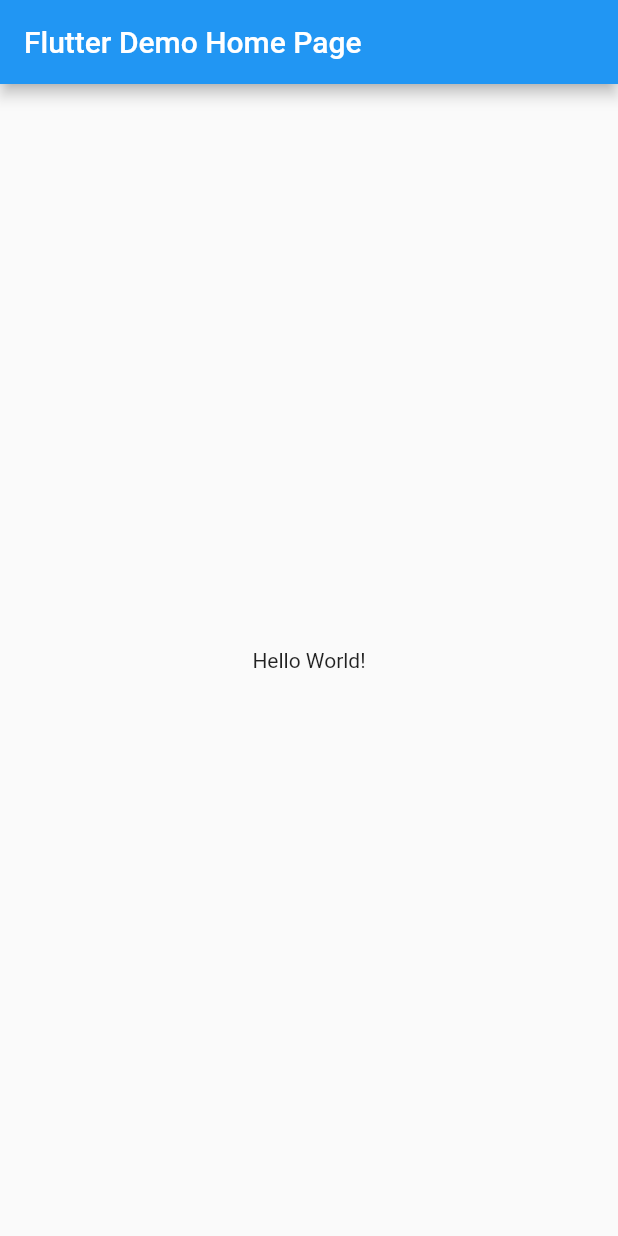
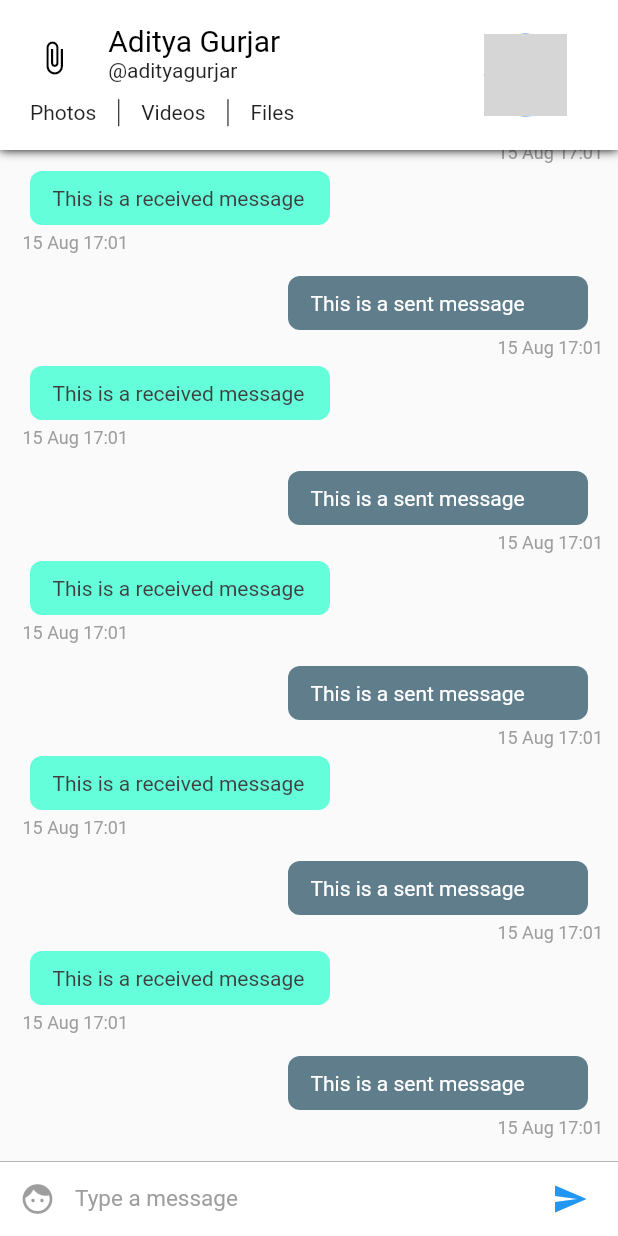
Before and after one commit to idon14/Messio, a Flutter app: the screen it shows after launch, on a phone screen of 412 x 824 dp. Run offline on Flutter 3.47's test engine with Material 2 defaults, Android fonts, the phone set to English and light mode, and no system bars; grey boxes are pictures that could not be loaded.

Commit message:
Completed conversation screen UI

```diff
--- /dev/null
+++ b/lib/config/Assets.dart
@@ -0,0 +1,3 @@
+class Assets{
+  static String user = 'assets/user.png';
+}
--- /dev/null
+++ b/lib/config/Palette.dart
@@ -0,0 +1,15 @@
+import 'package:flutter/material.dart';
+
+// Color palette for the app
+class Palette{
+  static Color primaryColor = Colors.blue;
+  static Color secondaryColor = Colors.black;
+  static Color primaryTextColor = Colors.black;
+  static Color secondaryTextColor = Colors.black87;
+  static Color primaryBackgroundColor = Colors.white;
+  static Color selfMessageBackgroundColor = Colors.blueGrey;
+  static Color otherMessageBackgroundColor = Colors.tealAccent;
+  static Color selfMessageColor = Colors.white;
+  static Color otherMessageColor = Color(0xff3f3f3f);
+  static Color greyColor = Colors.grey;
+}
--- a/lib/main.dart
+++ b/lib/main.dart
@@ -1,10 +1,11 @@
 import 'package:flutter/material.dart';
+import 'package:messio/pages/ConversationPageList.dart';
 
 void main() {
-  runApp(MyApp());
+  runApp(Messio());
 }
 
-class MyApp extends StatelessWidget {
+class Messio extends StatelessWidget {
   @override
   Widget build(BuildContext context) {
     return MaterialApp(
@@ -13,30 +14,7 @@ class MyApp extends StatelessWidget {
         primarySwatch: Colors.blue,
         visualDensity: VisualDensity.adaptivePlatformDensity,
       ),
-      home: MyHomePage(title: 'Flutter Demo Home Page'),
+      home: ConversationPageList(),
     );
   }
 }
-
-class MyHomePage extends StatefulWidget {
-  MyHomePage({Key key, this.title}) : super(key: key);
-
-  final String title;
-
-  @override
-  _MyHomePageState createState() => _MyHomePageState();
-}
-
-class _MyHomePageState extends State<MyHomePage> {
-  @override
-  Widget build(BuildContext context) {
-    return Scaffold(
-      appBar: AppBar(
-        title: Text(widget.title),
-      ),
-      body: Center(
-        child: Text('Hello World!')
-      )
-    );
-  }
-}
--- /dev/null
+++ b/lib/pages/ConversationPage.dart
@@ -0,0 +1,28 @@
+import 'package:flutter/material.dart';
+import 'package:messio/widgets/ChatAppBar.dart';
+import 'package:messio/widgets/ChatListWidget.dart';
+import 'package:messio/widgets/InputWidget.dart';
+
+class ConversationPage extends StatefulWidget {
+  @override
+  _ConversationPageState createState() => _ConversationPageState();
+}
+
+class _ConversationPageState extends State<ConversationPage> {
+  @override
+  Widget build(BuildContext context) {
+    return SafeArea(
+      child: Scaffold(
+        appBar: ChatAppBar(),
+        body: Stack(children: <Widget>[
+          Column(
+            children: <Widget>[
+              ChatListWidget(),
+              InputWidget()
+            ],
+          )
+        ],),
+      ),
+    );
+  }
+}
--- /dev/null
+++ b/lib/pages/ConversationPageList.dart
@@ -0,0 +1,20 @@
+import 'package:flutter/material.dart';
+import 'ConversationPage.dart';
+
+class ConversationPageList extends StatefulWidget {
+  @override
+  _ConversationPageListState createState() => _ConversationPageListState();
+}
+
+class _ConversationPageListState extends State<ConversationPageList> {
+  @override
+  Widget build(BuildContext context) {
+    return PageView(
+      children: <Widget>[
+        ConversationPage(),
+        ConversationPage(),
+        ConversationPage()
+      ],
+    );
+  }
+}
--- /dev/null
+++ b/lib/widgets/ChatAppBar.dart
@@ -0,0 +1,117 @@
+import 'package:flutter/material.dart';
+import 'package:messio/config/Assets.dart';
+import 'package:messio/config/Palette.dart';
+
+class ChatAppBar extends StatelessWidget implements PreferredSizeWidget {
+  final double height = 100;
+
+  @override
+  Widget build(BuildContext context) {
+    var textHeading = TextStyle(color: Palette.primaryTextColor, fontSize: 20); // Text style for the name
+    var textStyle = TextStyle(color: Palette.secondaryTextColor); // Text style for everything else
+
+    double width = MediaQuery.of(context).size.width; // calculate the screen width
+    return Material(
+      child: Container(
+        decoration: new BoxDecoration(boxShadow: [ //adds a shadow to the appbar
+          new BoxShadow(
+            color: Colors.black,
+              blurRadius: 5.0,
+            )
+        ]),
+        child:  Container(
+          color: Palette.primaryBackgroundColor,
+            child: Row(children: <Widget>[
+              Expanded( //we're dividing the appbar into 7 : 3 ratio. 7 is for content and 3 is for the display picture.
+                flex: 7,
+                child: Center(
+                  child: Column(
+                    mainAxisSize: MainAxisSize.min,
+                    children: <Widget>[
+                      Container(
+                        height: 70 - (width * .06),
+                        child: Row(
+                          crossAxisAlignment: CrossAxisAlignment.start,
+                          children: <Widget>[
+                            Expanded(
+                              flex: 2,
+                              child: Center(
+                                child: Icon(
+                                  Icons.attach_file,
+                                  color: Palette.secondaryColor,
+                                )
+                              )
+                            ),
+                            Expanded(
+                              flex: 6,
+                              child: Container(
+                                child: Column(
+                                  crossAxisAlignment: CrossAxisAlignment.start,
+                                  mainAxisAlignment: MainAxisAlignment.center,
+                                  mainAxisSize: MainAxisSize.min,
+                                  children: <Widget>[
+                                    Text('Aditya Gurjar', style: textHeading),
+                                    Text('@adityagurjar', style: textStyle)
+                                  ],
+                                )
+                              )
+                            ),
+                          ],
+                        )
+                      ),
+                      //second row containing the buttons for media
+                      Container(
+                        height: 23,
+                        padding: EdgeInsets.fromLTRB(20, 5, 5, 0),
+                        child: Row(
+                          mainAxisAlignment: MainAxisAlignment.start,
+                          crossAxisAlignment: CrossAxisAlignment.center,
+                          children: <Widget>[
+                            Text(
+                              'Photos',
+                              style: textStyle,
+                            ),
+                            VerticalDivider(
+                              width: 30,
+                              color: Palette.primaryTextColor,
+                            ),
+                            Text(
+                              'Videos',
+                              style: textStyle,
+                            ),
+                            VerticalDivider(
+                              width: 30,
+                              color: Palette.primaryTextColor,
+                            ),
+                            Text('Files', style: textStyle)
+                          ],
+                        )
+                      ),
+                    ],
+                  )
+                )
+              ),
+              //This is the display picture
+              Expanded(
+                flex: 3,
+                child: Container(
+                  child: Center(
+                    child: CircleAvatar(
+                      radius: (80 - (width * .06)) / 2,
+                      backgroundImage: Image.asset(
+                        Assets.user,
+                      ).image,
+                    )
+                  )
+                )
+              ),
+            ]
+          )
+        )
+      )
+    );
+  }
+
+  @override
+  Size get preferredSize => Size.fromHeight(height);
+}
--- /dev/null
+++ b/lib/widgets/ChatItemWidget.dart
@@ -0,0 +1,89 @@
+import 'package:flutter/material.dart';
+import 'package:messio/config/Palette.dart';
+import 'package:intl/intl.dart';
+
+class ChatItemWidget extends StatelessWidget{
+  var index;
+
+  ChatItemWidget(this.index);
+
+  @override
+  Widget build(BuildContext context) {
+    // TODO: implement build
+    if (index % 2 == 0) {
+      //This is the sent message. We'll later use data from firebase instead of index to determine the message is sent or received.
+      return Container(
+          child: Column(children: <Widget>[
+            Row(
+              children: <Widget>[
+                Container(
+                  child: Text(
+                    'This is a sent message',
+                    style: TextStyle(color: Palette.selfMessageColor),
+                  ),
+                  padding: EdgeInsets.fromLTRB(15.0, 10.0, 15.0, 10.0),
+                  width: 200.0,
+                  decoration: BoxDecoration(
+                      color: Palette.selfMessageBackgroundColor,
+                      borderRadius: BorderRadius.circular(8.0)),
+                  margin: EdgeInsets.only(right: 10.0),
+                )
+              ],
+              mainAxisAlignment:
+              MainAxisAlignment.end, // aligns the chatitem to right end
+            ),
+            Row(
+                mainAxisAlignment: MainAxisAlignment.end,
+                children: <Widget>[
+                  Container(
+                    child: Text(
+                      DateFormat('dd MMM kk:mm')
+                          .format(DateTime.fromMillisecondsSinceEpoch(1565888474278)),
+                      style: TextStyle(
+                          color: Palette.greyColor,
+                          fontSize: 12.0,
+                          fontStyle: FontStyle.normal),
+                    ),
+                    margin: EdgeInsets.only(left: 5.0, top: 5.0, bottom: 5.0),
+                  )])
+          ]));
+    } else {
+      // This is a received message
+      return Container(
+        child: Column(
+          children: <Widget>[
+            Row(
+              children: <Widget>[
+                Container(
+                  child: Text(
+                    'This is a received message',
+                    style: TextStyle(color: Palette.otherMessageColor),
+                  ),
+                  padding: EdgeInsets.fromLTRB(15.0, 10.0, 15.0, 10.0),
+                  width: 200.0,
+                  decoration: BoxDecoration(
+                      color: Palette.otherMessageBackgroundColor,
+                      borderRadius: BorderRadius.circular(8.0)),
+                  margin: EdgeInsets.only(left: 10.0),
+                )
+              ],
+            ),
+            Container(
+              child: Text(
+                DateFormat('dd MMM kk:mm')
+                    .format(DateTime.fromMillisecondsSinceEpoch(1565888474278)),
+                style: TextStyle(
+                    color: Palette.greyColor,
+                    fontSize: 12.0,
+                    fontStyle: FontStyle.normal),
+              ),
+              margin: EdgeInsets.only(left: 5.0, top: 5.0, bottom: 5.0),
+            )
+          ],
+          crossAxisAlignment: CrossAxisAlignment.start,
+        ),
+        margin: EdgeInsets.only(bottom: 10.0),
+      );
+    }  }
+
+}
--- /dev/null
+++ b/lib/widgets/ChatListWidget.dart
@@ -0,0 +1,20 @@
+import 'package:flutter/material.dart';
+
+import 'ChatItemWidget.dart';
+
+
+class ChatListWidget extends StatelessWidget{
+  final ScrollController listScrollController = new ScrollController();
+  @override
+  Widget build(BuildContext context) {
+    // TODO: implement build
+    return Flexible(
+        child: ListView.builder(
+          padding: EdgeInsets.all(10.0),
+          itemBuilder: (context, index) => ChatItemWidget(index),
+          itemCount: 20,
+          reverse: true,
+          controller: listScrollController,
+        ));
+  }
+}
--- /dev/null
+++ b/lib/widgets/InputWidget.dart
@@ -0,0 +1,60 @@
+import 'package:flutter/material.dart';
+import 'package:messio/config/Palette.dart';
+
+class InputWidget extends StatelessWidget {
+
+  final TextEditingController textEditingController = new TextEditingController();
+
+  @override
+  Widget build(BuildContext context) {
+    return Container(
+      child: Row(
+        children: <Widget>[
+          Material(
+            child: new Container(
+              margin: new EdgeInsets.symmetric(horizontal: 1.0),
+              child: new IconButton(
+                icon: new Icon(Icons.face),
+                color: Palette.primaryColor,
+              ),
+            ),
+            color: Colors.white,
+          ),
+
+          // Text input
+          Flexible(
+            child: Container(
+              child: TextField(
+                style: TextStyle(color: Palette.primaryTextColor, fontSize: 15.0),
+                controller: textEditingController,
+                decoration: InputDecoration.collapsed(
+                  hintText: 'Type a message',
+                  hintStyle: TextStyle(color: Palette.greyColor),
+                ),
+              ),
+            ),
+          ),
+
+          // Send Message Button
+          Material(
+            child: new Container(
+              margin: new EdgeInsets.symmetric(horizontal: 8.0),
+              child: new IconButton(
+                icon: new Icon(Icons.send),
+                onPressed: () => {},
+                color: Palette.primaryColor,
+              ),
+            ),
+            color: Colors.white,
+          ),
+        ],
+      ),
+      width: double.infinity,
+      height: 50.0,
+      decoration: new BoxDecoration(
+          border: new Border(
+              top: new BorderSide(color: Palette.greyColor, width: 0.5)),
+          color: Colors.white),
+    );
+  }
+}
--- a/pubspec.yaml
+++ b/pubspec.yaml
@@ -23,6 +23,7 @@ environment:
 dependencies:
   flutter:
     sdk: flutter
+  intl: ^0.15.8
 
 
   # The following adds the Cupertino Icons font to your application.
@@ -38,6 +39,8 @@ dev_dependencies:
 
 # The following section is specific to Flutter.
 flutter:
+  assets:
+    - assets/
 
   # The following line ensures that the Material Icons font is
   # included with your application, so that you can use the icons in
```
Also changed, not shown: pubspec.lock, 1 other file.
